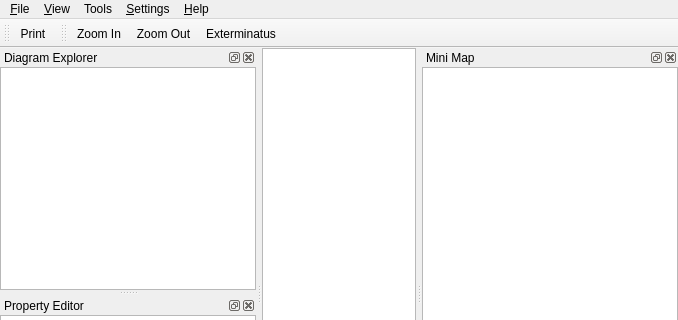
qreal/qreal, file unreal/trunk/qrgui/mainwindow/mainwindow.ui: the form before one commit; both pictures show x 0 to 678 and y 0 to 320 of the 678 by 559 pixel window.
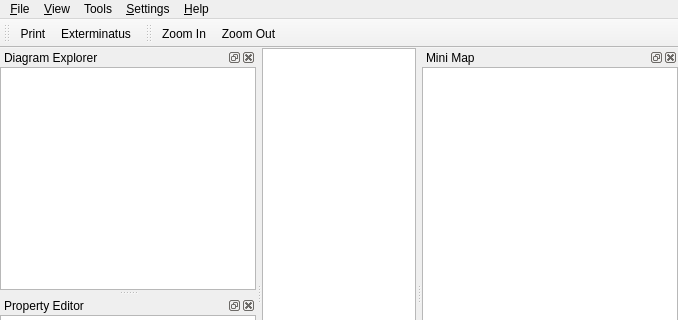
The form after the commit. Icons and pictures are not drawn. Custom widgets are drawn as their Qt base class.

Commit message: Фикс к #199, имена для менюшек.

```diff
--- a/unreal/trunk/qrgui/mainwindow/mainwindow.ui
+++ b/unreal/trunk/qrgui/mainwindow/mainwindow.ui
@@ -133,6 +133,7 @@
     <bool>false</bool>
    </attribute>
    <addaction name="actionPrint"/>
+   <addaction name="actionClear"/>
   </widget>
   <widget class="QDockWidget" name="minimapDock">
    <property name="windowTitle">
@@ -205,7 +206,6 @@
    </attribute>
    <addaction name="actionZoom_In"/>
    <addaction name="actionZoom_Out"/>
-   <addaction name="actionClear"/>
   </widget>
   <widget class="QDockWidget" name="propertyDock">
    <property name="windowTitle">
```
Left out of the diff: 5 changed lines with no effect on the pictures.
